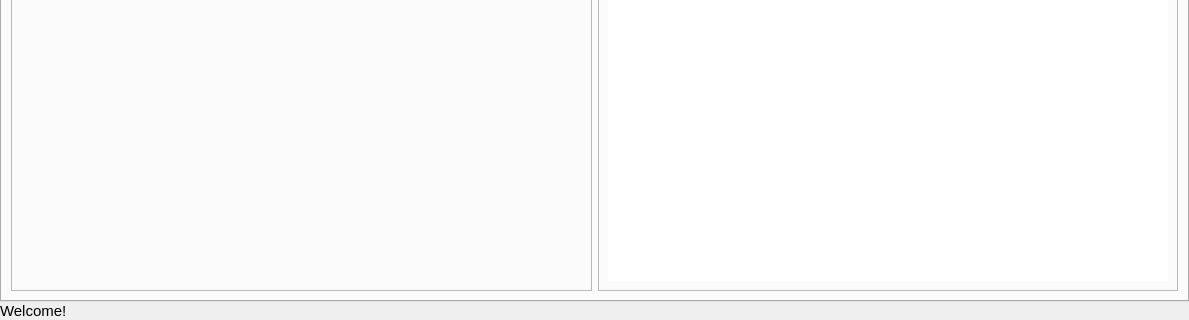
This is mainwindow.ui in DavidJerman/AstroXplorer as Qt 5 draws it before an edit; both pictures show x 0 to 1189 and y 328 to 648 of the 1189 by 648 pixel window. The edited form follows.
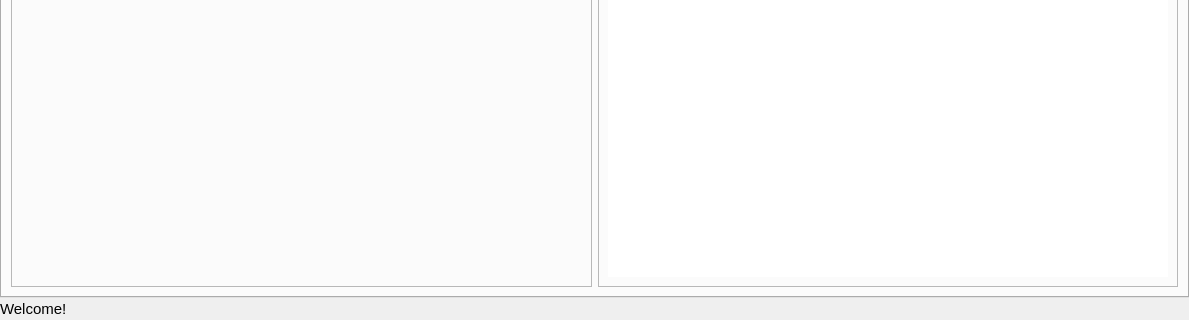
This is the edited form. The open tabs and pages were chosen to show the change. Icons and pictures are not drawn.

The edit to the form file:
```diff
--- a/mainwindow.ui
+++ b/mainwindow.ui
@@ -20,10 +20,7 @@
      <verstretch>0</verstretch>
     </sizepolicy>
    </property>
-   <layout class="QVBoxLayout" name="verticalLayout_7">
-    <property name="spacing">
-     <number>0</number>
-    </property>
+   <layout class="QGridLayout" name="gridLayout_6" columnstretch="100,1">
     <property name="leftMargin">
      <number>0</number>
     </property>
@@ -36,7 +33,45 @@
     <property name="bottomMargin">
      <number>0</number>
     </property>
-    <item>
+    <property name="verticalSpacing">
+     <number>0</number>
+    </property>
+    <item row="1" column="0">
+     <widget class="QLabel" name="StatusLabel">
+      <property name="font">
+       <font>
+        <pointsize>11</pointsize>
+       </font>
+      </property>
+      <property name="text">
+       <string>Welcome!</string>
+      </property>
+      <property name="margin">
+       <number>6</number>
+      </property>
+     </widget>
+    </item>
+    <item row="1" column="1">
+     <widget class="QPushButton" name="RefreshAppButton">
+      <property name="text">
+       <string/>
+      </property>
+      <property name="icon">
+       <iconset>
+        <normaloff>icons/bx-refresh.png</normaloff>icons/bx-refresh.png</iconset>
+      </property>
+      <property name="iconSize">
+       <size>
+        <width>28</width>
+        <height>28</height>
+       </size>
+      </property>
+      <property name="flat">
+       <bool>true</bool>
+      </property>
+     </widget>
+    </item>
+    <item row="0" column="0" colspan="2">
      <widget class="QTabWidget" name="Tabs">
       <property name="font">
        <font>
@@ -4704,21 +4739,6 @@
       </widget>
      </widget>
     </item>
-    <item>
-     <widget class="QLabel" name="StatusLabel">
-      <property name="font">
-       <font>
-        <pointsize>11</pointsize>
-       </font>
-      </property>
-      <property name="text">
-       <string>Welcome!</string>
-      </property>
-      <property name="margin">
-       <number>6</number>
-      </property>
-     </widget>
-    </item>
    </layout>
   </widget>
  </widget>
```
Left out of the diff: 2 changed lines with no effect on the pictures.
